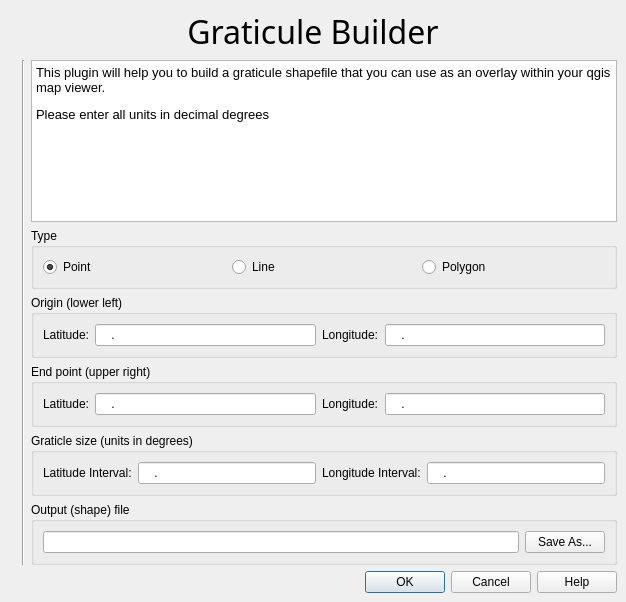
First picture: the form in branches/diagram-branch/src/plugins/grid_maker/pluginguibase.ui, repository stopa85/Quantum-GIS, before the edit.
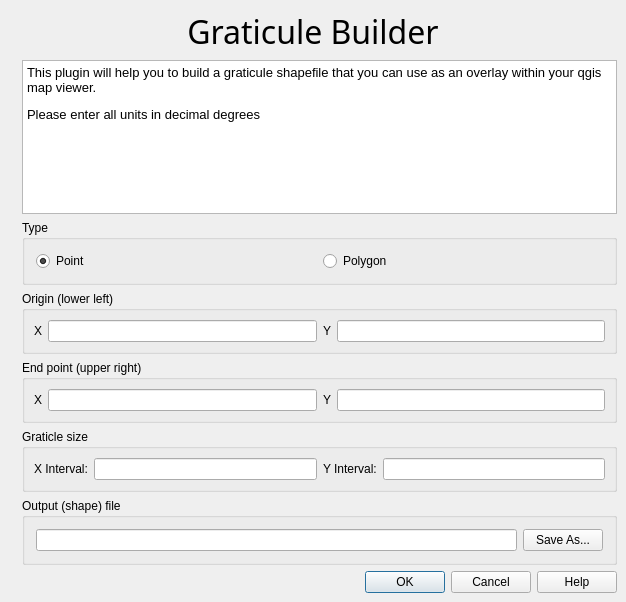
Second picture: the form after the edit. Icons and pictures are not drawn.

What changed in the file:
```diff
--- a/branches/diagram-branch/src/plugins/grid_maker/pluginguibase.ui
+++ b/branches/diagram-branch/src/plugins/grid_maker/pluginguibase.ui
@@ -15,14 +15,231 @@
   <property name="windowIcon" >
    <iconset/>
   </property>
-  <layout class="QVBoxLayout" >
+  <layout class="QGridLayout" >
    <property name="margin" >
     <number>9</number>
    </property>
    <property name="spacing" >
     <number>6</number>
    </property>
-   <item>
+   <item row="5" column="1" >
+    <widget class="QGroupBox" name="groupBox_2" >
+     <property name="title" >
+      <string>Graticle size</string>
+     </property>
+     <layout class="QGridLayout" >
+      <property name="margin" >
+       <number>9</number>
+      </property>
+      <property name="spacing" >
+       <number>6</number>
+      </property>
+      <item row="0" column="3" >
+       <widget class="QLineEdit" name="leYInterval" />
+      </item>
+      <item row="0" column="1" >
+       <widget class="QLineEdit" name="leXInterval" />
+      </item>
+      <item row="0" column="2" >
+       <widget class="QLabel" name="lblMinDistanceGap" >
+        <property name="text" >
+         <string>Y Interval:</string>
+        </property>
+        <property name="buddy" >
+         <cstring>leYInterval</cstring>
+        </property>
+       </widget>
+      </item>
+      <item row="0" column="0" >
+       <widget class="QLabel" name="lblMinTimeGap" >
+        <property name="text" >
+         <string>X Interval:</string>
+        </property>
+        <property name="buddy" >
+         <cstring>leXInterval</cstring>
+        </property>
+       </widget>
+      </item>
+     </layout>
+    </widget>
+   </item>
+   <item row="4" column="1" >
+    <widget class="QGroupBox" name="groupBox_3" >
+     <property name="title" >
+      <string>End point (upper right)</string>
+     </property>
+     <layout class="QGridLayout" >
+      <property name="margin" >
+       <number>9</number>
+      </property>
+      <property name="spacing" >
+       <number>6</number>
+      </property>
+      <item row="0" column="3" >
+       <widget class="QLineEdit" name="leYUpperRight" />
+      </item>
+      <item row="0" column="1" >
+       <widget class="QLineEdit" name="leXUpperRight" />
+      </item>
+      <item row="0" column="2" >
+       <widget class="QLabel" name="textLabel1_2_2" >
+        <property name="text" >
+         <string>Y</string>
+        </property>
+        <property name="buddy" >
+         <cstring>leYUpperRight</cstring>
+        </property>
+       </widget>
+      </item>
+      <item row="0" column="0" >
+       <widget class="QLabel" name="textLabel1_3" >
+        <property name="text" >
+         <string>X</string>
+        </property>
+        <property name="buddy" >
+         <cstring>leXUpperRight</cstring>
+        </property>
+       </widget>
+      </item>
+     </layout>
+    </widget>
+   </item>
+   <item row="3" column="1" >
+    <widget class="QGroupBox" name="groupBox" >
+     <property name="title" >
+      <string>Origin (lower left)</string>
+     </property>
+     <layout class="QGridLayout" >
+      <property name="margin" >
+       <number>9</number>
+      </property>
+      <property name="spacing" >
+       <number>6</number>
+      </property>
+      <item row="0" column="3" >
+       <widget class="QLineEdit" name="leYLowerLeft" />
+      </item>
+      <item row="0" column="1" >
+       <widget class="QLineEdit" name="leXLowerLeft" />
+      </item>
+      <item row="0" column="2" >
+       <widget class="QLabel" name="textLabel1_2" >
+        <property name="text" >
+         <string>Y</string>
+        </property>
+        <property name="buddy" >
+         <cstring>leYLowerLeft</cstring>
+        </property>
+       </widget>
+      </item>
+      <item row="0" column="0" >
+       <widget class="QLabel" name="textLabel1" >
+        <property name="text" >
+         <string>X</string>
+        </property>
+        <property name="buddy" >
+         <cstring>leXLowerLeft</cstring>
+        </property>
+       </widget>
+      </item>
+     </layout>
+    </widget>
+   </item>
+   <item row="7" column="0" colspan="2" >
+    <widget class="QDialogButtonBox" name="buttonBox" >
+     <property name="orientation" >
+      <enum>Qt::Horizontal</enum>
+     </property>
+     <property name="standardButtons" >
+      <set>QDialogButtonBox::Cancel|QDialogButtonBox::Help|QDialogButtonBox::NoButton|QDialogButtonBox::Ok</set>
+     </property>
+    </widget>
+   </item>
+   <item row="6" column="1" >
+    <widget class="QGroupBox" name="groupBox_4" >
+     <property name="title" >
+      <string>Output (shape) file</string>
+     </property>
+     <layout class="QHBoxLayout" >
+      <property name="margin" >
+       <number>11</number>
+      </property>
+      <property name="spacing" >
+       <number>6</number>
+      </property>
+      <item>
+       <widget class="QLineEdit" name="leOutputShapeFile" />
+      </item>
+      <item>
+       <widget class="QPushButton" name="pbnSelectOutputFile" >
+        <property name="text" >
+         <string>Save As...</string>
+        </property>
+       </widget>
+      </item>
+     </layout>
+    </widget>
+   </item>
+   <item row="2" column="1" >
+    <widget class="QGroupBox" name="groupBox1" >
+     <property name="title" >
+      <string>Type</string>
+     </property>
+     <layout class="QHBoxLayout" >
+      <property name="margin" >
+       <number>11</number>
+      </property>
+      <property name="spacing" >
+       <number>6</number>
+      </property>
+      <item>
+       <widget class="QRadioButton" name="radPoint" >
+        <property name="text" >
+         <string>Point</string>
+        </property>
+        <property name="checked" >
+         <bool>true</bool>
+        </property>
+       </widget>
+      </item>
+      <item>
+       <widget class="QRadioButton" name="radPolygon" >
+        <property name="text" >
+         <string>Polygon</string>
+        </property>
+       </widget>
+      </item>
+     </layout>
+    </widget>
+   </item>
+   <item row="1" column="1" >
+    <widget class="QTextEdit" name="textEdit" >
+     <property name="readOnly" >
+      <bool>true</bool>
+     </property>
+     <property name="html" >
+      <string>&lt;html>&lt;head>&lt;meta name="qrichtext" content="1" />&lt;style type="text/css">
+p, li { white-space: pre-wrap; }
+&lt;/style>&lt;/head>&lt;body style=" font-family:'Sans Serif'; font-size:9pt; font-weight:400; font-style:normal; text-decoration:none;">
+&lt;p style=" margin-top:12px; margin-bottom:12px; margin-left:0px; margin-right:0px; -qt-block-indent:0; text-indent:0px; font-family:'Arial'; font-size:11pt;">&lt;span style=" font-size:10pt;">This plugin will help you to build a graticule shapefile that you can use as an overlay within your qgis map viewer.&lt;/span>&lt;/p>
+&lt;p style=" margin-top:12px; margin-bottom:12px; margin-left:0px; margin-right:0px; -qt-block-indent:0; text-indent:0px; font-family:'Arial'; font-size:10pt;">Please enter all units in decimal degrees&lt;/p>&lt;/body>&lt;/html></string>
+     </property>
+    </widget>
+   </item>
+   <item rowspan="6" row="1" column="0" >
+    <widget class="QLabel" name="label" >
+     <property name="text" >
+      <string/>
+     </property>
+     <property name="pixmap" >
+      <pixmap resource="gridmaker_plugin.qrc" >:/grid_pic2.png</pixmap>
+     </property>
+     <property name="scaledContents" >
+      <bool>true</bool>
+     </property>
+    </widget>
+   </item>
+   <item row="0" column="0" colspan="2" >
     <widget class="QLabel" name="txtHeading" >
      <property name="font" >
       <font>
@@ -43,265 +260,6 @@
      </property>
     </widget>
    </item>
-   <item>
-    <layout class="QHBoxLayout" >
-     <property name="margin" >
-      <number>0</number>
-     </property>
-     <property name="spacing" >
-      <number>6</number>
-     </property>
-     <item>
-      <widget class="QLabel" name="label" >
-       <property name="text" >
-        <string/>
-       </property>
-       <property name="pixmap" >
-        <pixmap resource="gridmaker_plugin.qrc" >:/grid_pic2.png</pixmap>
-       </property>
-       <property name="scaledContents" >
-        <bool>true</bool>
-       </property>
-      </widget>
-     </item>
-     <item>
-      <widget class="Line" name="line1" >
-       <property name="frameShape" >
-        <enum>QFrame::VLine</enum>
-       </property>
-       <property name="frameShadow" >
-        <enum>QFrame::Sunken</enum>
-       </property>
-       <property name="orientation" >
-        <enum>Qt::Vertical</enum>
-       </property>
-      </widget>
-     </item>
-     <item>
-      <layout class="QVBoxLayout" >
-       <property name="margin" >
-        <number>0</number>
-       </property>
-       <property name="spacing" >
-        <number>6</number>
-       </property>
-       <item>
-        <widget class="QTextEdit" name="textEdit" >
-         <property name="readOnly" >
-          <bool>true</bool>
-         </property>
-         <property name="html" >
-          <string>&lt;html>&lt;head>&lt;meta name="qrichtext" content="1" />&lt;/head>&lt;body style=" white-space: pre-wrap; font-family:Sans Serif; font-size:9pt; font-weight:400; font-style:normal; text-decoration:none;">&lt;p style=" margin-top:12px; margin-bottom:12px; margin-left:0px; margin-right:0px; -qt-block-indent:0; text-indent:0px; font-family:Arial; font-size:11pt;">&lt;span style=" font-size:10pt;">This plugin will help you to build a graticule shapefile that you can use as an overlay within your qgis map viewer.&lt;/span>&lt;/p>&lt;p style=" margin-top:12px; margin-bottom:12px; margin-left:0px; margin-right:0px; -qt-block-indent:0; text-indent:0px; font-family:Arial; font-size:10pt;">Please enter all units in decimal degrees&lt;/p>&lt;/body>&lt;/html></string>
-         </property>
-        </widget>
-       </item>
-       <item>
-        <widget class="QGroupBox" name="groupBox1" >
-         <property name="title" >
-          <string>Type</string>
-         </property>
-         <layout class="QHBoxLayout" >
-          <property name="margin" >
-           <number>9</number>
-          </property>
-          <property name="spacing" >
-           <number>6</number>
-          </property>
-          <item>
-           <widget class="QRadioButton" name="radPoint" >
-            <property name="text" >
-             <string>Point</string>
-            </property>
-            <property name="checked" >
-             <bool>true</bool>
-            </property>
-           </widget>
-          </item>
-          <item>
-           <widget class="QRadioButton" name="radLine" >
-            <property name="text" >
-             <string>Line</string>
-            </property>
-           </widget>
-          </item>
-          <item>
-           <widget class="QRadioButton" name="radPolygon" >
-            <property name="text" >
-             <string>Polygon</string>
-            </property>
-           </widget>
-          </item>
-         </layout>
-        </widget>
-       </item>
-       <item>
-        <widget class="QGroupBox" name="groupBox" >
-         <property name="title" >
-          <string>Origin (lower left)</string>
-         </property>
-         <layout class="QHBoxLayout" >
-          <property name="margin" >
-           <number>9</number>
-          </property>
-          <property name="spacing" >
-           <number>6</number>
-          </property>
-          <item>
-           <widget class="QLabel" name="textLabel1" >
-            <property name="text" >
-             <string>Latitude:</string>
-            </property>
-           </widget>
-          </item>
-          <item>
-           <widget class="QLineEdit" name="leOriginLatitude" >
-            <property name="inputMask" >
-             <string>#000.00000; </string>
-            </property>
-           </widget>
-          </item>
-          <item>
-           <widget class="QLabel" name="textLabel1_2" >
-            <property name="text" >
-             <string>Longitude:</string>
-            </property>
-           </widget>
-          </item>
-          <item>
-           <widget class="QLineEdit" name="leOriginLongitude" >
-            <property name="inputMask" >
-             <string>#000.00000; </string>
-            </property>
-           </widget>
-          </item>
-         </layout>
-        </widget>
-       </item>
-       <item>
-        <widget class="QGroupBox" name="groupBox_3" >
-         <property name="title" >
-          <string>End point (upper right)</string>
-         </property>
-         <layout class="QHBoxLayout" >
-          <property name="margin" >
-           <number>9</number>
-          </property>
-          <property name="spacing" >
-           <number>6</number>
-          </property>
-          <item>
-           <widget class="QLabel" name="textLabel1_3" >
-            <property name="text" >
-             <string>Latitude:</string>
-            </property>
-           </widget>
-          </item>
-          <item>
-           <widget class="QLineEdit" name="leEndPointLatitude" >
-            <property name="inputMask" >
-             <string>#000.00000; </string>
-            </property>
-           </widget>
-          </item>
-          <item>
-           <widget class="QLabel" name="textLabel1_2_2" >
-            <property name="text" >
-             <string>Longitude:</string>
-            </property>
-           </widget>
-          </item>
-          <item>
-           <widget class="QLineEdit" name="leEndPointLongitude" >
-            <property name="inputMask" >
-             <string>#000.00000; </string>
-            </property>
-           </widget>
-          </item>
-         </layout>
-        </widget>
-       </item>
-       <item>
-        <widget class="QGroupBox" name="groupBox_2" >
-         <property name="title" >
-          <string>Graticle size (units in degrees)</string>
-         </property>
-         <layout class="QHBoxLayout" >
-          <property name="margin" >
-           <number>9</number>
-          </property>
-          <property name="spacing" >
-           <number>6</number>
-          </property>
-          <item>
-           <widget class="QLabel" name="lblMinTimeGap" >
-            <property name="text" >
-             <string>Latitude Interval:</string>
-            </property>
-           </widget>
-          </item>
-          <item>
-           <widget class="QLineEdit" name="leLatitudeInterval" >
-            <property name="inputMask" >
-             <string>#000.00000; </string>
-            </property>
-           </widget>
-          </item>
-          <item>
-           <widget class="QLabel" name="lblMinDistanceGap" >
-            <property name="text" >
-             <string>Longitude Interval:</string>
-            </property>
-           </widget>
-          </item>
-          <item>
-           <widget class="QLineEdit" name="leLongitudeInterval" >
-            <property name="inputMask" >
-             <string>#000.00000; </string>
-            </property>
-           </widget>
-          </item>
-         </layout>
-        </widget>
-       </item>
-       <item>
-        <widget class="QGroupBox" name="groupBox_4" >
-         <property name="title" >
-          <string>Output (shape) file</string>
-         </property>
-         <layout class="QHBoxLayout" >
-          <property name="margin" >
-           <number>9</number>
-          </property>
-          <property name="spacing" >
-           <number>6</number>
-          </property>
-          <item>
-           <widget class="QLineEdit" name="leOutputShapeFile" />
-          </item>
-          <item>
-           <widget class="QPushButton" name="pbnSelectOutputFile" >
-            <property name="text" >
-             <string>Save As...</string>
-            </property>
-           </widget>
-          </item>
-         </layout>
-        </widget>
-       </item>
-      </layout>
-     </item>
-    </layout>
-   </item>
-   <item>
-    <widget class="QDialogButtonBox" name="buttonBox" >
-     <property name="orientation" >
-      <enum>Qt::Horizontal</enum>
-     </property>
-     <property name="standardButtons" >
-      <set>QDialogButtonBox::Cancel|QDialogButtonBox::Help|QDialogButtonBox::NoButton|QDialogButtonBox::Ok</set>
-     </property>
-    </widget>
-   </item>
   </layout>
  </widget>
  <layoutdefault spacing="6" margin="11" />
```
Left out of the diff: 16 changed lines with no effect on the pictures.
